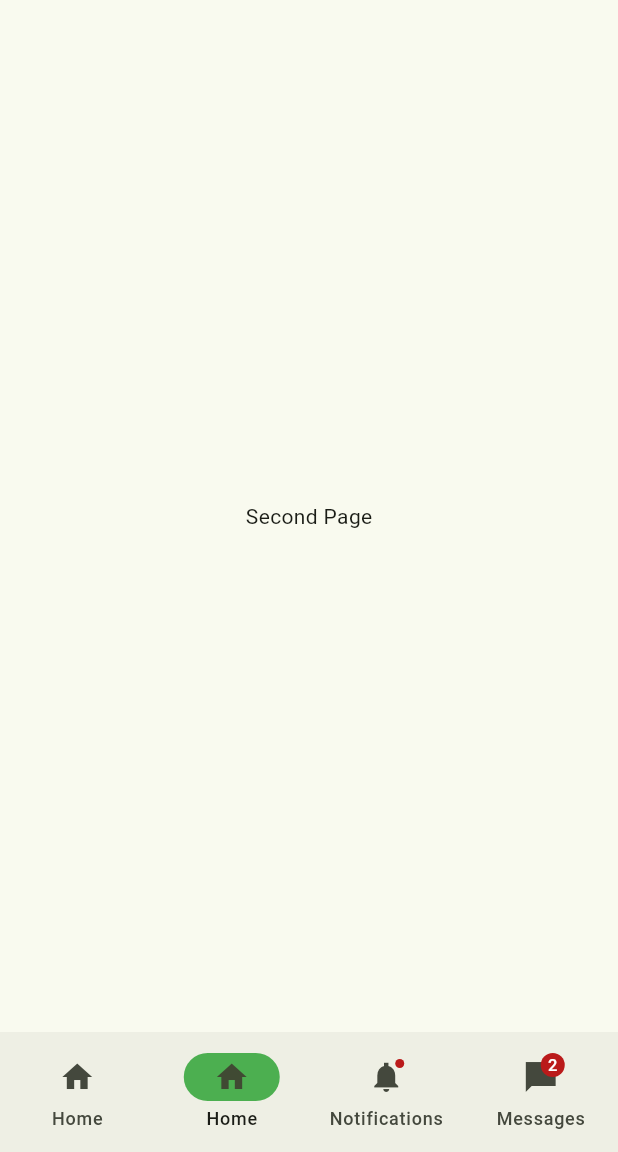
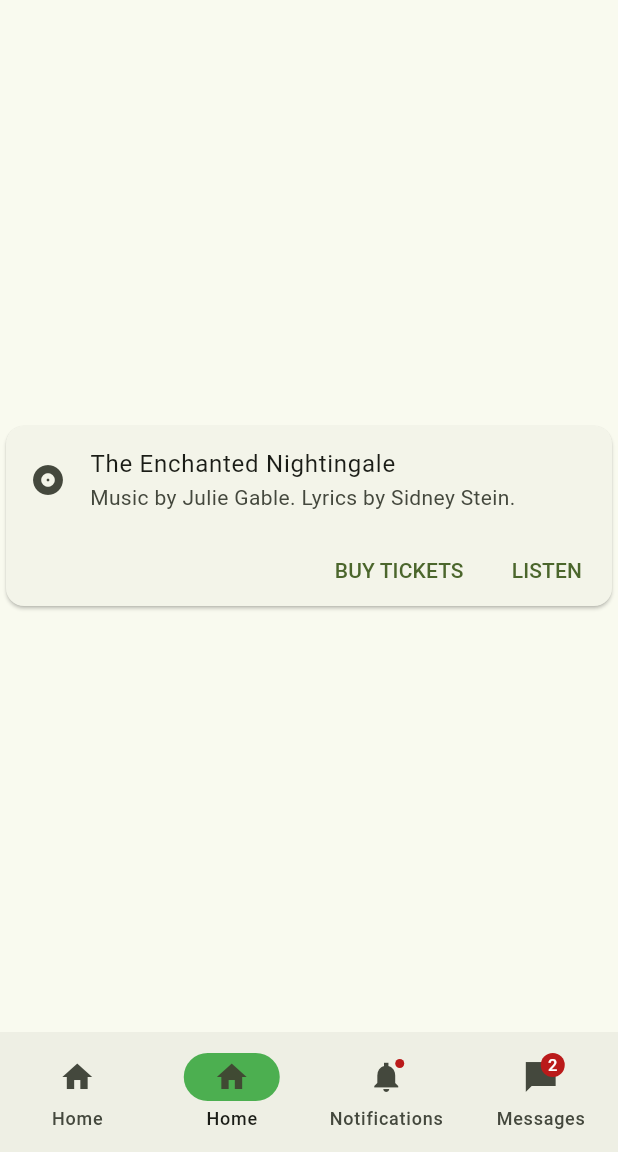
Before and after one commit to rhenry7/jukebox, a Flutter app: the screen it shows after launch, item 2 of the bottom bar chosen, on a phone screen of 412 x 824 dp, the part 84-1236 px from its top. Run offline on Flutter 3.47's test engine with Material 3 defaults, Android fonts, the phone set to English and light mode, and no system bars; network calls fail.

Commit message:
start adding card widget

```diff
--- a/lib/main.dart
+++ b/lib/main.dart
@@ -44,7 +44,7 @@ class _MyHomePageState extends State<MyHomePage> {
 
   final List<Widget> _pages = [
     Page1(),
-    Page2(),
+    CardExample(),
     Page3(),
     Page4(),
   ];
@@ -112,6 +112,43 @@ Future<void> fetchTopTracks() async {
   }
 }
 
+class CardExample extends StatelessWidget {
+  const CardExample({super.key});
+
+  @override
+  Widget build(BuildContext context) {
+    return Center(
+      child: Card(
+        child: Column(
+          mainAxisSize: MainAxisSize.min,
+          children: <Widget>[
+            const ListTile(
+              leading: Icon(Icons.album),
+              title: Text('The Enchanted Nightingale'),
+              subtitle: Text('Music by Julie Gable. Lyrics by Sidney Stein.'),
+            ),
+            Row(
+              mainAxisAlignment: MainAxisAlignment.end,
+              children: <Widget>[
+                TextButton(
+                  child: const Text('BUY TICKETS'),
+                  onPressed: () {/* ... */},
+                ),
+                const SizedBox(width: 8),
+                TextButton(
+                  child: const Text('LISTEN'),
+                  onPressed: () {/* ... */},
+                ),
+                const SizedBox(width: 8),
+              ],
+            ),
+          ],
+        ),
+      ),
+    );
+  }
+}
+
 class Page1 extends StatelessWidget {
   @override
   Widget build(BuildContext context) {
@@ -125,7 +162,7 @@ class Page2 extends StatelessWidget {
   @override
   Widget build(BuildContext context) {
     return const Center(
-      child: Text('Second Page'),
+      child: CardExample(),
     );
   }
 }
```
